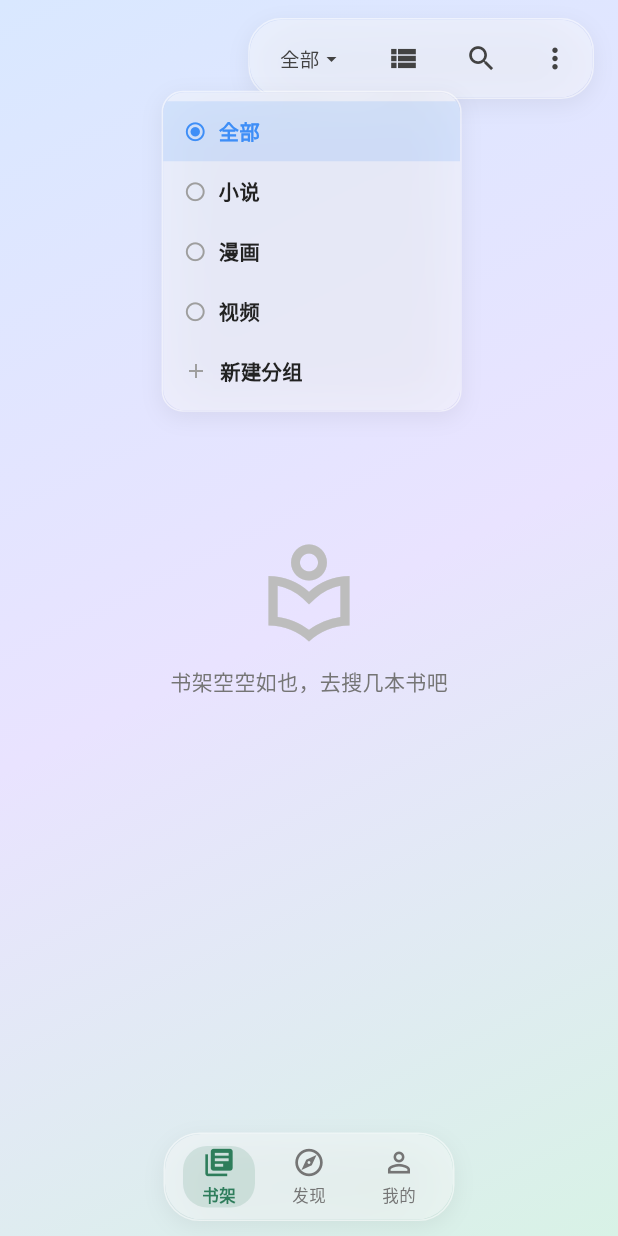
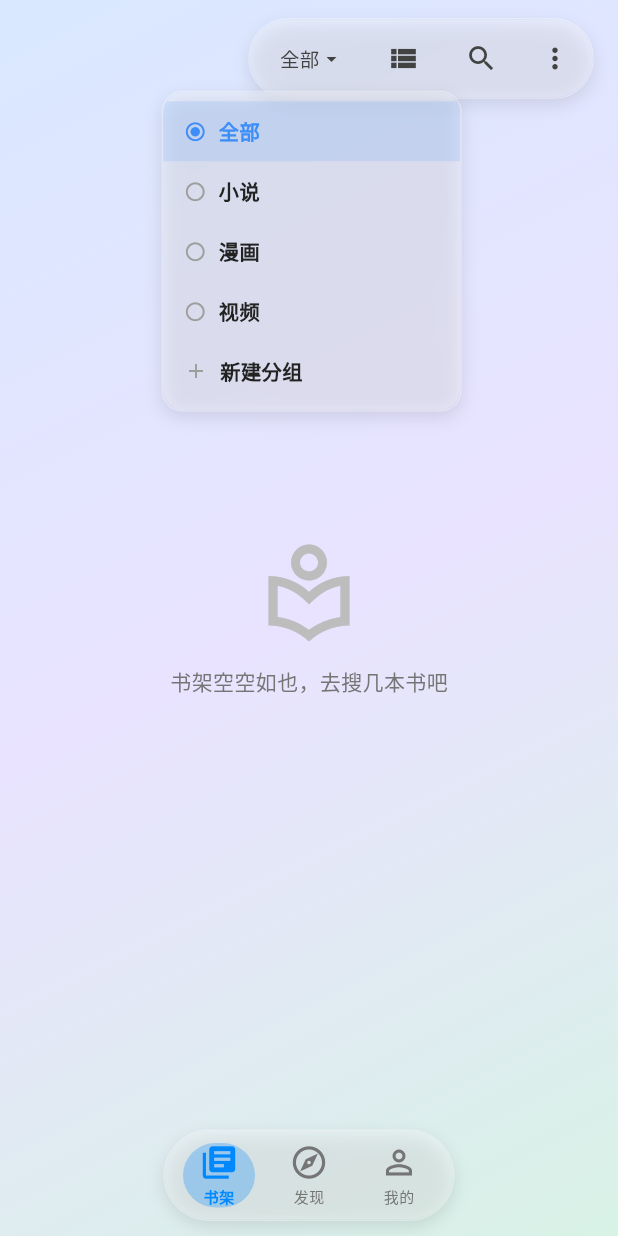
Before and after one commit to li10047716/shiguang, a Flutter app: the screen it shows after launch, after a tap on "全部", on a phone screen of 412 x 824 dp. Run offline on Flutter 3.47's test engine with Material 3 defaults, Android fonts, the phone set to English and light mode, and no system bars; our stand-ins replace audioplayers, dio, file_picker, flutter_riverpod, shared_preferences; missing offline and left inert: fast_gbk, media_kit, media_kit_video; network calls fail; key blocks and very long unbroken strings in the code were emptied for the run.

Commit message:
feat: 发现页顶栏三独立按钮/分类圆角框/书籍区局部刷新、书架下拉检查更新、鼠标拖拽下拉刷新、发现+书架封面四角圆角、玻璃底色调白、玻璃组件shadow开关

```diff
--- a/lib/ui/book/book_detail_page.dart
+++ b/lib/ui/book/book_detail_page.dart
@@ -89,7 +89,7 @@ class _BookDetailPageState extends State<BookDetailPage> {
 
           return Glass(
             radius: 24,
-            blur: 18,
+            blur: 3,
             child: SizedBox(
             height: MediaQuery.of(sheetCtx).size.height * 0.6,
             child: Column(
@@ -252,7 +252,7 @@ class _BookDetailPageState extends State<BookDetailPage> {
           return GlassDialog(
             child: Glass(
               radius: 20,
-              blur: 18,
+              blur: 3,
               padding: const EdgeInsets.all(20),
               child: Column(
                 mainAxisSize: MainAxisSize.min,
--- a/lib/ui/book/toc_page.dart
+++ b/lib/ui/book/toc_page.dart
@@ -255,7 +255,7 @@ class _TocPageState extends State<TocPage> {
                         Expanded(
                           child: Glass(
                             radius: 20,
-                            blur: 18,
+                            blur: 3,
                             padding: const EdgeInsets.symmetric(
                                 horizontal: 14, vertical: 2),
                             child: TextField(
@@ -281,7 +281,7 @@ class _TocPageState extends State<TocPage> {
                           const SizedBox(width: 8),
                           Glass(
                             radius: 20,
-                            blur: 18,
+                            blur: 3,
                             child: TextButton(
                               onPressed: _jumpToLastRead,
                               child: const Text('上次读'),
--- a/lib/ui/discover/discover_page.dart
+++ b/lib/ui/discover/discover_page.dart
@@ -5,6 +5,7 @@
 /// （封面在左，信息在右：书名 / 来源 / 分类 / 简介）。
 library;
 
+import 'package:flutter/gestures.dart';
 import 'package:flutter/material.dart';
 
 import '../../models/book.dart';
@@ -219,14 +220,14 @@ class _DiscoverPageState extends State<DiscoverPage>
   }
 
   // 刷新：清当前源/标签缓存（内存+磁盘），强制重载
-  void _refresh() {
+  Future<void> _refresh() {
     final key = _cacheKey;
     if (key.isNotEmpty) {
       _cache.remove(key);
       DiscoverCache.clear(key);
     }
     _forceRefresh = true;
-    _load(reset: true).whenComplete(() => _forceRefresh = false);
+    return _load(reset: true).whenComplete(() => _forceRefresh = false);
   }
 
   void _pickSource(NovelSource s) {
@@ -272,40 +273,39 @@ class _DiscoverPageState extends State<DiscoverPage>
                 children: [
                   // 内容（分类行 + 芯片 + 书籍）铺满，顶部预留悬浮胶囊高度
                   Positioned.fill(child: _body()),
-                  // 右上角悬浮玻璃胶囊：搜索 / 书源选择 / 刷新
-                  Positioned(top: 12, right: 16, child: _topCapsule()),
+                  // 顶部悬浮条：搜索(左) / 书源选择(中) / 刷新(右)，各自独立
+                  Positioned(top: 12, left: 16, right: 16, child: _topBar()),
                 ],
               ),
             ),
     );
   }
 
-  // ---------- 顶部悬浮胶囊 ----------
+  // ---------- 顶部悬浮条：搜索(左) / 书源选择(中) / 刷新(右) ----------
 
-  Widget _topCapsule() {
+  Widget _topBar() {
     final s = _source!;
-    return Glass(
-      radius: 22,
-      blur: 18,
-      padding: const EdgeInsets.symmetric(horizontal: 6, vertical: 4),
-      child: Row(
-        mainAxisSize: MainAxisSize.min,
+    return Row(
+      mainAxisAlignment: MainAxisAlignment.spaceBetween,
       children: [
-          // 搜索
+        // 左上：搜索（关闭投影，玻璃底直接贴背景，不出现额外暗层）
         GlassRoundButton(
           icon: Icons.search,
           tooltip: '搜索',
+          shadow: false,
           onTap: () => Navigator.of(context).push(
             MaterialPageRoute(builder: (_) => const SearchPage()),
           ),
         ),
-          // 书源选择（文本 + 箭头，点击弹玻璃下拉）
-          GestureDetector(
+        // 中间：书源选择（独立玻璃胶囊，点击弹玻璃下拉；关闭投影）
+        Glass(
+          radius: 50,
+          blur: 3,
+          shadow: false,
+          padding: const EdgeInsets.symmetric(horizontal: 12, vertical: 8),
+          child: GestureDetector(
             key: _sourceKey,
             onTap: _toggleSourceMenu,
-            child: Padding(
-              padding:
-                  const EdgeInsets.symmetric(horizontal: 10, vertical: 8),
             child: Row(
               mainAxisSize: MainAxisSize.min,
               children: [
@@ -323,14 +323,14 @@ class _DiscoverPageState extends State<DiscoverPage>
             ),
           ),
         ),
-          // 刷新
+        // 右上：刷新（关闭投影）
         GlassRoundButton(
           icon: Icons.refresh,
           tooltip: '刷新',
+          shadow: false,
           onTap: _refresh,
         ),
       ],
-      ),
     );
   }
 
@@ -395,7 +395,7 @@ class _DiscoverPageState extends State<DiscoverPage>
           width: menuW,
           child: Glass(
             radius: 14,
-            blur: 18,
+            blur: 3,
             padding: const EdgeInsets.symmetric(vertical: 6),
             child: Column(
               mainAxisSize: MainAxisSize.min,
@@ -456,12 +456,36 @@ class _DiscoverPageState extends State<DiscoverPage>
 
   // ---------- 分节 tab：榜单 / 分类 ----------
 
+  // ---------- 分类区：圆角矩形框（榜单/分类 + 分类芯片，芯片放不下自动换行） ----------
+
+  Widget _categoryBox() {
+    // 无榜单且无分类时不渲染空玻璃框
+    if (_ranks.isEmpty && _cats.isEmpty) return const SizedBox.shrink();
+    return Padding(
+      // 顶部让出顶栏高度（顶栏 top:12 + 约 48 高），分类框整体下移避开悬浮按钮
+      padding: const EdgeInsets.fromLTRB(16, 60, 16, 0),
+      child: Glass(
+        radius: 20,
+        blur: 3,
+        padding: const EdgeInsets.symmetric(horizontal: 10, vertical: 8),
+        child: Column(
+          mainAxisSize: MainAxisSize.min,
+          crossAxisAlignment: CrossAxisAlignment.start,
+          children: [
+            _sectionTabs(),
+            _chips(),
+          ],
+        ),
+      ),
+    );
+  }
+
   Widget _sectionTabs() {
     final hasRank = _ranks.isNotEmpty;
     final hasCat = _cats.isNotEmpty;
     if (!hasRank && !hasCat) return const SizedBox.shrink();
     return Padding(
-      padding: const EdgeInsets.symmetric(horizontal: 16, vertical: 6),
+      padding: const EdgeInsets.only(bottom: 8),
       child: Row(
         children: [
           if (hasRank) _sectionTab('榜单', true),
@@ -479,8 +503,11 @@ class _DiscoverPageState extends State<DiscoverPage>
       child: Container(
         padding: const EdgeInsets.symmetric(horizontal: 18, vertical: 7),
         decoration: BoxDecoration(
-          color: active ? _blue : Colors.transparent,
+          color: active ? _blue : Colors.white.withValues(alpha: 0.5),
           borderRadius: BorderRadius.circular(20),
+          border: Border.all(
+            color: active ? _blue : Colors.white.withValues(alpha: 0.5),
+          ),
         ),
         child: Text(
           label,
@@ -499,16 +526,12 @@ class _DiscoverPageState extends State<DiscoverPage>
   Widget _chips() {
     final tabs = _sectionRank ? _ranks : _cats;
     if (tabs.isEmpty) return const SizedBox.shrink();
-    return SizedBox(
-      height: 44,
-      child: ListView(
-        scrollDirection: Axis.horizontal,
-        padding: const EdgeInsets.symmetric(horizontal: 16, vertical: 6),
+    return Wrap(
+      spacing: 8,
+      runSpacing: 8,
       children: [
         for (final t in tabs)
-            Padding(
-              padding: const EdgeInsets.symmetric(horizontal: 4),
-              child: GestureDetector(
+          GestureDetector(
             onTap: () => _pickTab(t),
             child: Container(
               padding: const EdgeInsets.symmetric(
@@ -536,50 +559,51 @@ class _DiscoverPageState extends State<DiscoverPage>
               ),
             ),
           ),
-            ),
       ],
-      ),
     );
   }
 
   // ---------- 内容 ----------
 
   Widget _body() {
-    if (_error != null && _books.isEmpty) {
-      return Center(
-        child: Column(
-          mainAxisAlignment: MainAxisAlignment.center,
-          children: [
-            const Icon(Icons.cloud_off, size: 48, color: Colors.grey),
-            const SizedBox(height: 12),
-            Padding(
-              padding: const EdgeInsets.symmetric(horizontal: 24),
-              child: Text(_error!, textAlign: TextAlign.center),
+    final isMobile = MediaQuery.of(context).size.width < 600;
+    // 分类框常驻；切换标签/源时只有下方书籍区随加载状态刷新，
+    // 上面的「榜单/分类」和芯片保持不动。
+    // 内容铺到顶（不再留 60 空带，避免顶部露裸渐变「遮罩带」）。
+    return Padding(
+      padding: EdgeInsets.zero,
+      child: RefreshIndicator(
+        onRefresh: _refresh,
+        child: ScrollConfiguration(
+          // 桌面端默认鼠标拖拽不滚动列表，这里允许鼠标/触屏拖拽，
+          // 才能产生过滚触发 RefreshIndicator 下拉刷新。
+          behavior: ScrollConfiguration.of(context).copyWith(
+            dragDevices: {
+              PointerDeviceKind.touch,
+              PointerDeviceKind.mouse,
+              PointerDeviceKind.stylus,
+              PointerDeviceKind.trackpad,
+            },
           ),
-            const SizedBox(height: 12),
-            FilledButton(
-              onPressed: () => _load(reset: true),
-              child: const Text('重试'),
-            ),
-          ],
-        ),
-      );
-    }
-    if (_books.isEmpty) {
-      return _loading
-          ? const Center(child: CircularProgressIndicator())
-          : const Center(child: Text('暂无内容'));
-    }
-    final isMobile = MediaQuery.of(context).size.width < 600;
-    // 分类行与书籍一体滚动（分类不固定，随列表滚动）
-    return Padding(
-      // 顶部预留悬浮胶囊高度，避免分类行被压住
-      padding: const EdgeInsets.only(top: 60),
           child: CustomScrollView(
             controller: _scrollCtrl,
+            physics: const AlwaysScrollableScrollPhysics(),
             slivers: [
-          SliverToBoxAdapter(child: _sectionTabs()),
-        SliverToBoxAdapter(child: _chips()),
+              SliverToBoxAdapter(child: _categoryBox()),
+              // 书籍区：错误 / 加载 / 空 / 网格（仅此区随标签切换刷新）
+              if (_error != null && _books.isEmpty)
+                SliverFillRemaining(
+                  hasScrollBody: false,
+                  child: _errorView(),
+                )
+              else if (_books.isEmpty)
+                SliverFillRemaining(
+                  hasScrollBody: false,
+                  child: _loading
+                      ? const Center(child: CircularProgressIndicator())
+                      : const Center(child: Text('暂无内容')),
+                )
+              else ...[
                 SliverPadding(
                   padding: const EdgeInsets.fromLTRB(16, 4, 16, 16),
                   sliver: SliverGrid(
@@ -603,7 +627,8 @@ class _DiscoverPageState extends State<DiscoverPage>
                       child: _loading
                           ? const SizedBox(
                               width: 22, height: 22,
-                      child: CircularProgressIndicator(strokeWidth: 2))
+                              child:
+                                  CircularProgressIndicator(strokeWidth: 2))
                           : GestureDetector(
                               onTap: () {
                                 _page++;
@@ -611,10 +636,36 @@ class _DiscoverPageState extends State<DiscoverPage>
                               },
                               child: Text(
                                 '上拉或点击加载更多（$_page/$_pages 页）',
-                        style: TextStyle(fontSize: 12, color: Colors.grey),
+                                style: TextStyle(
+                                    fontSize: 12, color: Colors.grey),
                               ),
                             ),
                     ),
+                  ),
+              ],
+            ],
+          ),
+        ),
+      ),
+    );
+  }
+
+  // 书籍区错误视图（分类框仍在，仅书籍区显示重试）
+  Widget _errorView() {
+    return Center(
+      child: Column(
+        mainAxisAlignment: MainAxisAlignment.center,
+        children: [
+          const Icon(Icons.cloud_off, size: 48, color: Colors.grey),
+          const SizedBox(height: 12),
+          Padding(
+            padding: const EdgeInsets.symmetric(horizontal: 24),
+            child: Text(_error!, textAlign: TextAlign.center),
+          ),
+          const SizedBox(height: 12),
+          FilledButton(
+            onPressed: () => _load(reset: true),
+            child: const Text('重试'),
           ),
         ],
       ),
@@ -644,7 +695,12 @@ class _DiscoverCard extends StatelessWidget {
             children: [
               SizedBox(
                 width: 86,
+                child: ClipRRect(
+                  // 封面四角都圆：卡片外层 Material 只裁左边缘（封面左角），
+                  // 封面右缘在卡片内部是直角，这里补上同款圆角。
+                  borderRadius: BorderRadius.circular(10),
                   child: CoverImage(book.cover, sourceId: book.sourceId),
+                ),
               ),
               Expanded(
                 child: Padding(
--- a/lib/ui/glass.dart
+++ b/lib/ui/glass.dart
@@ -65,7 +65,7 @@ class GlassDialog extends StatelessWidget {
   }
 }
 
-/// 玻璃圆钮：白 0.42 填充 + 毛玻璃 blur 8 + 描边 + 投影。
+/// 玻璃圆钮：白 0.16 填充 + 毛玻璃 blur 3 + 高光描边 + 软投影。
 /// 与阅读器控制栏圆钮同款，供各页顶部图标按钮统一使用。
 class GlassRoundButton extends StatelessWidget {
   final IconData icon;
@@ -74,6 +74,9 @@ class GlassRoundButton extends StatelessWidget {
   final Color? color;
   final double iconSize;
 
+  /// 关闭投影（顶栏悬浮元素直接贴在背景上，避免出现额外暗层）。
+  final bool shadow;
+
   const GlassRoundButton({
     super.key,
     required this.icon,
@@ -81,6 +84,7 @@ class GlassRoundButton extends StatelessWidget {
     required this.onTap,
     this.color,
     this.iconSize = 20,
+    this.shadow = true,
   });
 
   @override
@@ -94,22 +98,24 @@ class GlassRoundButton extends StatelessWidget {
           decoration: BoxDecoration(
             shape: BoxShape.circle,
             border: Border.all(
-                color: Colors.white.withValues(alpha: 0.55), width: 1),
-            boxShadow: [
+                color: Colors.white.withValues(alpha: 0.4), width: 1),
+            boxShadow: shadow
+                ? [
                     BoxShadow(
-                color: Colors.black.withValues(alpha: 0.06),
-                blurRadius: 12,
+                      color: Colors.black.withValues(alpha: 0.10),
+                      blurRadius: 9,
                       offset: const Offset(0, 4),
                     ),
-            ],
+                  ]
+                : const [],
           ),
           child: ClipOval(
             child: BackdropFilter(
-              filter: ImageFilter.blur(sigmaX: 8, sigmaY: 8),
+              filter: ImageFilter.blur(sigmaX: 3, sigmaY: 3),
               child: Container(
                 padding: const EdgeInsets.all(10),
                 decoration: BoxDecoration(
-                  color: Colors.white.withValues(alpha: 0.42),
+                  color: Colors.white.withValues(alpha: 0.28),
                 ),
                 child: Icon(icon,
                     size: iconSize, color: color ?? Colors.grey.shade800),
@@ -131,14 +137,18 @@ class Glass extends StatelessWidget {
   final double tintOpacity;
   final Border? border;
 
+  /// 关闭投影（顶栏悬浮元素直接贴在背景上，避免出现额外暗层）。
+  final bool shadow;
+
   const Glass({
     super.key,
     required this.child,
     this.radius = 16,
     this.blur = 0,
     this.padding,
-    this.tintOpacity = 0.42,
+    this.tintOpacity = 0.28,
     this.border,
+    this.shadow = true,
   });
 
   @override
@@ -167,14 +177,16 @@ class Glass extends StatelessWidget {
       decoration: BoxDecoration(
         borderRadius: BorderRadius.circular(radius),
         border: border ??
-            Border.all(color: Colors.white.withValues(alpha: 0.55), width: 1),
-        boxShadow: [
+            Border.all(color: Colors.white.withValues(alpha: 0.35), width: 1),
+        boxShadow: shadow
+            ? [
                 BoxShadow(
-            color: Colors.black.withValues(alpha: 0.06),
-            blurRadius: 12,
+                  color: Colors.black.withValues(alpha: 0.10),
+                  blurRadius: 9,
                   offset: const Offset(0, 4),
                 ),
-        ],
+              ]
+            : const [],
       ),
       child: inner,
     );
--- a/lib/ui/home_shell.dart
+++ b/lib/ui/home_shell.dart
@@ -27,7 +27,7 @@ class _HomeShellState extends State<HomeShell> {
     (Icons.person_outline, Icons.person, '我的'),
   ];
 
-  static const _activeColor = Color(0xFF2E7D5B);
+  static const _activeColor = Color(0xFF0088FF);
 
   @override
   Widget build(BuildContext context) {
@@ -65,8 +65,8 @@ class _HomeShellState extends State<HomeShell> {
     final inactiveColor = Colors.grey.shade600;
     // 液态玻璃椭圆胶囊：包住三个导航按钮
     return Glass(
-      radius: 24,
-      blur: 18,
+      radius: 50,
+      blur: 3,
       padding: const EdgeInsets.symmetric(horizontal: 8, vertical: 4),
       child: Stack(
         children: [
@@ -84,8 +84,8 @@ class _HomeShellState extends State<HomeShell> {
               child: Container(
                 margin: const EdgeInsets.symmetric(horizontal: 4),
                 decoration: BoxDecoration(
-                  color: _activeColor.withValues(alpha: 0.14),
-                  borderRadius: BorderRadius.circular(16),
+                  color: _activeColor.withValues(alpha: 0.28),
+                  borderRadius: BorderRadius.circular(50),
                 ),
               ),
             ),
@@ -97,7 +97,7 @@ class _HomeShellState extends State<HomeShell> {
               for (var i = 0; i < _items.length; i++) ...[
                 if (i > 0) const SizedBox(width: 4),
                 InkWell(
-                  borderRadius: BorderRadius.circular(16),
+                  borderRadius: BorderRadius.circular(50),
                   onTap: () => setState(() => _index = i),
                   child: SizedBox(
                     width: itemW,
@@ -109,13 +109,13 @@ class _HomeShellState extends State<HomeShell> {
                           Icon(
                             i == _index ? _items[i].$2 : _items[i].$1,
                             color: i == _index ? _activeColor : inactiveColor,
-                            size: 22,
+                            size: 26,
                           ),
                           const SizedBox(height: 3),
                           Text(
                             _items[i].$3,
                             style: TextStyle(
-                              fontSize: 11,
+                              fontSize: 10,
                               fontWeight: i == _index
                                   ? FontWeight.w600
                                   : FontWeight.w400,
--- a/lib/ui/search/search_page.dart
+++ b/lib/ui/search/search_page.dart
@@ -113,7 +113,7 @@ class _SearchPageState extends State<SearchPage> {
           ),
           child: Glass(
             radius: 24,
-            blur: 8,
+            blur: 3,
             padding: const EdgeInsets.all(20),
             child: Column(
               mainAxisSize: MainAxisSize.min,
--- a/lib/ui/widgets/glass_menu.dart
+++ b/lib/ui/widgets/glass_menu.dart
@@ -109,7 +109,7 @@ class _GlassMenuState extends State<GlassMenu> {
           width: menuW,
           child: Glass(
             radius: 14,
-            blur: 18,
+            blur: 3,
             padding: const EdgeInsets.symmetric(vertical: 6),
             child: Column(
               mainAxisSize: MainAxisSize.min,
```
Also changed, not shown: lib/ui/mine/mine_page.dart (+8 -8 lines), lib/ui/reader/reader_page.dart (+6 -6 lines), lib/ui/shelf/shelf_page.dart (+81 -13 lines). Lines whose indentation alone changed are shown as unchanged.
